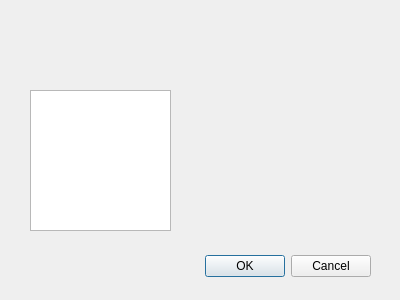
martin-kudlicka/crypto-miner, file source/minerselectiondialog.ui: the form before one commit.
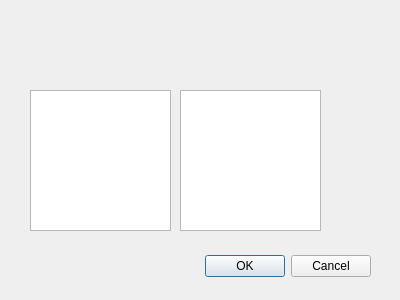
The form after the commit.

Commit message: + show supported coins

```diff
--- a/source/minerselectiondialog.ui
+++ b/source/minerselectiondialog.ui
@@ -77,6 +77,16 @@
     </rect>
    </property>
   </widget>
+  <widget class="QListView" name="coinsView">
+   <property name="geometry">
+    <rect>
+     <x>180</x>
+     <y>90</y>
+     <width>141</width>
+     <height>141</height>
+    </rect>
+   </property>
+  </widget>
  </widget>
  <resources/>
  <connections>
```
The commit also changes 13 other files.
